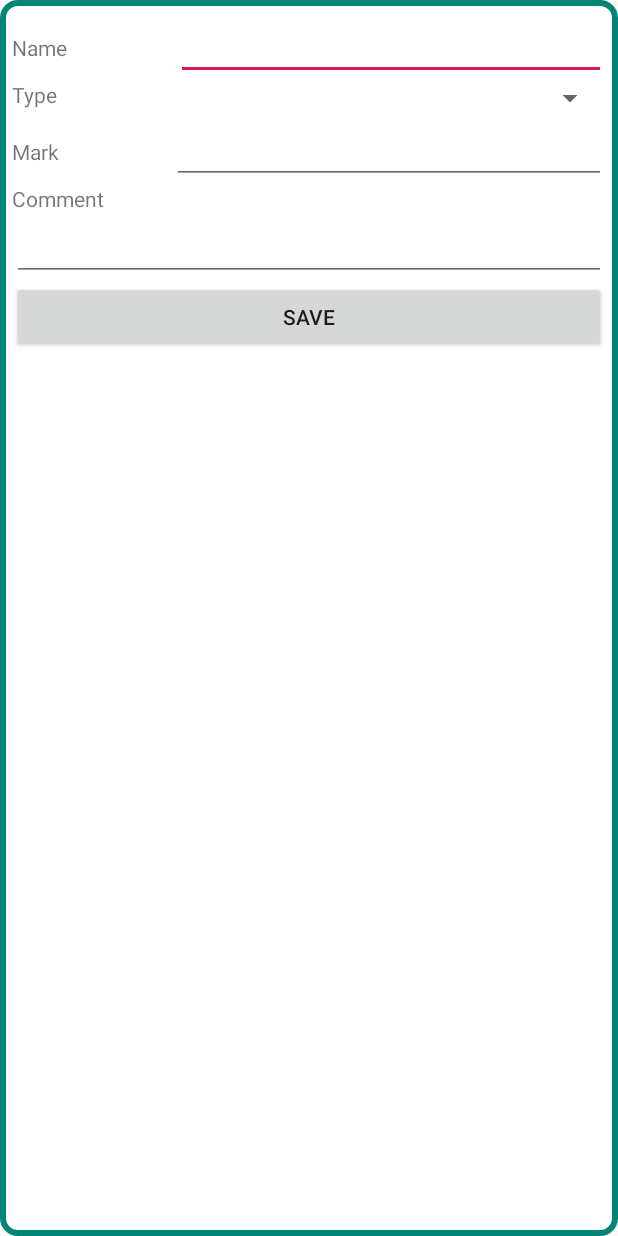
After one commit to Kapibarabanka/AlcoDiary, an Android app: the layout pop_up_add_drink.xml on its own in the app's theme, with its tools: preview values and no code run, on a phone screen of 412 x 824 dp. The commit adds this screen. Run offline under Robolectric (Android 15) with nearby library versions, the phone set to English and light mode, and no system bars.

Commit message:
Added pop-up for adding new drinks.

```diff
--- a/app/src/main/AndroidManifest.xml
+++ b/app/src/main/AndroidManifest.xml
@@ -9,6 +9,9 @@
             android:roundIcon="@mipmap/ic_launcher_round"
             android:supportsRtl="true"
             android:theme="@style/AppTheme">
+        <activity android:name=".drink.AddDrinkPopUp"
+                  android:theme="@style/AppTheme.PopMe"
+        ></activity>
         <activity
                 android:name=".MainActivity"
                 android:label="@string/app_name"
--- a/app/src/main/java/com/alcodiary/ConstatValues.kt
+++ b/app/src/main/java/com/alcodiary/ConstatValues.kt
@@ -7,6 +7,7 @@ import com.alcodiary.drink.DrinkType
 val beer = DrinkType("Beer", 4, 7)
 val wine = DrinkType("Wine", 10, 17)
 val vodka = DrinkType("Vodka", 37, 42)
+val allDrinkTypes = listOf(beer, wine, vodka)
 
 //Drinks
 val beers = listOf(
--- /dev/null
+++ b/app/src/main/java/com/alcodiary/drink/AddDrinkPopUp.kt
@@ -0,0 +1,48 @@
+package com.alcodiary.drink
+
+import android.support.v7.app.AppCompatActivity
+import android.os.Bundle
+import android.util.DisplayMetrics
+import android.view.View
+import android.widget.AdapterView
+import android.widget.ArrayAdapter
+import com.alcodiary.R
+import com.alcodiary.allDrinkTypes
+import kotlinx.android.synthetic.main.pop_up_add_drink.*
+
+
+class AddDrinkPopUp : AppCompatActivity() {
+
+    override fun onCreate(savedInstanceState: Bundle?) {
+        super.onCreate(savedInstanceState)
+        setContentView(R.layout.pop_up_add_drink)
+
+        val dm = DisplayMetrics()
+        windowManager.defaultDisplay.getMetrics(dm)
+
+        val width: Int = (dm.widthPixels * 0.7).toInt()
+        val height: Int = (dm.heightPixels * 0.7).toInt()
+
+        window.setLayout(width, height)
+
+        val drinkTypeAdapter = ArrayAdapter<DrinkType>(this, android.R.layout.simple_spinner_item, allDrinkTypes)
+        drinkTypeAdapter.setDropDownViewResource(android.R.layout.simple_spinner_item)
+        typeSpinner?.adapter = drinkTypeAdapter
+        typeSpinner?.onItemSelectedListener = object : AdapterView.OnItemSelectedListener{
+            override fun onNothingSelected(parent: AdapterView<*>?) {
+
+            }
+
+            override fun onItemSelected(parent: AdapterView<*>?, view: View?, position: Int, id: Long)  {
+                onDrinkTypeSelected(parent, view, position, id)
+            }
+        }
+
+
+    }
+
+    fun onDrinkTypeSelected(parent: AdapterView<*>?, view: View?, position: Int, id: Long) {
+
+    }
+
+}
--- a/app/src/main/java/com/alcodiary/drink/DrinkType.kt
+++ b/app/src/main/java/com/alcodiary/drink/DrinkType.kt
@@ -3,4 +3,8 @@ package com.alcodiary.drink
 class DrinkType(val name: String, val minAlco: Int, val maxAlco: Int) {
     val defaultAlco: Int
         get() = (this.minAlco + this.maxAlco) / 2
+
+    override fun toString(): String {
+        return name
+    }
 }
--- a/app/src/main/java/com/alcodiary/drink/DrinksFragment.kt
+++ b/app/src/main/java/com/alcodiary/drink/DrinksFragment.kt
@@ -1,11 +1,13 @@
 package com.alcodiary.drink
 
+import android.content.Intent
 import android.os.Bundle
 import android.support.v4.app.Fragment
 import android.support.v7.widget.LinearLayoutManager
 import android.view.LayoutInflater
 import android.view.View
 import android.view.ViewGroup
+import android.widget.Toast
 import com.alcodiary.R
 import com.alcodiary.allDrinks
 import kotlinx.android.synthetic.main.fragment_drinks.*
@@ -31,6 +33,14 @@ class DrinksFragment : Fragment() {
             // set the custom adapter to the RecyclerView
             adapter = DrinkListAdapter(allDrinks)
         }
+        fabAddDrink.setOnClickListener {innerView ->
+            onFabAddDrinkClicked(innerView)
+        }
+    }
+
+    fun onFabAddDrinkClicked (view: View) {
+        val intent = Intent(activity?.applicationContext, AddDrinkPopUp::class.java)
+        startActivity(intent)
     }
 
     companion object {
--- /dev/null
+++ b/app/src/main/res/drawable/pop_bg.xml
@@ -0,0 +1,10 @@
+<?xml version="1.0" encoding="utf-8"?>
+<shape xmlns:android="http://schemas.android.com/apk/res/android">
+    <stroke
+            android:width="4dp"
+            android:color="@color/colorPrimary"/>
+
+    <solid android:color="#FFFFFF"/>
+    <corners
+            android:radius="10dp"/>
+</shape>
--- a/app/src/main/res/layout/fragment_drinks.xml
+++ b/app/src/main/res/layout/fragment_drinks.xml
@@ -2,6 +2,7 @@
 <RelativeLayout
         xmlns:android="http://schemas.android.com/apk/res/android"
         xmlns:app="http://schemas.android.com/apk/res-auto"
+        android:id="@+id/fragment_drink_layout"
         android:layout_width="match_parent"
         android:layout_height="match_parent">
 
--- /dev/null
+++ b/app/src/main/res/layout/pop_up_add_drink.xml
@@ -0,0 +1,78 @@
+<?xml version="1.0" encoding="utf-8"?>
+<android.support.constraint.ConstraintLayout
+        xmlns:android="http://schemas.android.com/apk/res/android"
+        xmlns:tools="http://schemas.android.com/tools"
+        xmlns:app="http://schemas.android.com/apk/res-auto"
+        android:id="@+id/add_drink_pop_up"
+        android:layout_width="match_parent"
+        android:layout_height="match_parent"
+        android:background="@drawable/pop_bg"
+        tools:context="com.alcodiary.drink.AddDrinkPopUp" android:layout_gravity="center">
+    <LinearLayout
+            android:orientation="vertical"
+            android:layout_width="0dp"
+            android:layout_height="0dp"
+            android:id="@+id/linearLayout"
+            android:layout_marginBottom="8dp"
+            app:layout_constraintBottom_toBottomOf="parent" android:layout_marginTop="8dp"
+            app:layout_constraintTop_toTopOf="parent" app:layout_constraintStart_toStartOf="parent"
+            android:layout_marginLeft="8dp" android:layout_marginStart="8dp" app:layout_constraintEnd_toEndOf="parent"
+            android:layout_marginEnd="8dp" android:layout_marginRight="8dp">
+        <LinearLayout
+                android:orientation="horizontal"
+                android:layout_width="match_parent"
+                android:layout_height="wrap_content" android:id="@+id/nameRow">
+            <TextView
+                    android:text="Name"
+                    android:layout_width="wrap_content"
+                    android:layout_height="wrap_content" android:id="@+id/nameLabel" android:layout_weight="1"/>
+            <EditText
+                    android:layout_width="wrap_content"
+                    android:layout_height="wrap_content"
+                    android:inputType="textPersonName"
+                    android:ems="10"
+                    android:id="@+id/nameText" android:layout_weight="1"/>
+        </LinearLayout>
+        <LinearLayout
+                android:orientation="horizontal"
+                android:layout_width="match_parent"
+                android:layout_height="wrap_content" android:id="@+id/typeRow">
+            <TextView
+                    android:text="Type"
+                    android:layout_width="103dp"
+                    android:layout_height="wrap_content" android:id="@+id/typeLabel" android:layout_weight="1"/>
+            <Spinner
+                    android:layout_width="match_parent"
+                    android:layout_height="wrap_content" android:id="@+id/typeSpinner" android:layout_weight="1"/>
+        </LinearLayout>
+        <LinearLayout
+                android:orientation="horizontal"
+                android:layout_width="match_parent"
+                android:layout_height="wrap_content" android:id="@+id/markRow">
+            <TextView
+                    android:text="Mark"
+                    android:layout_width="wrap_content"
+                    android:layout_height="wrap_content" android:id="@+id/markLabel" android:layout_weight="1"/>
+            <EditText
+                    android:layout_width="wrap_content"
+                    android:layout_height="wrap_content"
+                    android:inputType="numberDecimal"
+                    android:ems="10"
+                    android:id="@+id/markText" android:layout_weight="1"/>
+        </LinearLayout>
+        <TextView
+                android:text="Comment"
+                android:layout_width="wrap_content"
+                android:layout_height="wrap_content" android:id="@+id/commentLabel"/>
+        <EditText
+                android:layout_width="match_parent"
+                android:layout_height="wrap_content"
+                android:inputType="textMultiLine"
+                android:ems="10"
+                android:id="@+id/commentText"/>
+        <Button
+                android:text="SAVE"
+                android:layout_width="match_parent"
+                android:layout_height="wrap_content" android:id="@+id/button"/>
+    </LinearLayout>
+</android.support.constraint.ConstraintLayout>
--- a/app/src/main/res/values-v21/styles.xml
+++ b/app/src/main/res/values-v21/styles.xml
@@ -4,4 +4,8 @@
         <item name="windowNoTitle">true</item>
         <item name="android:statusBarColor">@android:color/transparent</item>
     </style>
+    <style name="AppTheme.PopMe" parent="AppTheme.NoActionBar">
+        <item name="android:windowIsTranslucent">true</item>
+        <item name="android:windowCloseOnTouchOutside">true</item>
+    </style>
 </resources>
--- a/app/src/main/res/values/styles.xml
+++ b/app/src/main/res/values/styles.xml
@@ -14,4 +14,9 @@
     <style name="AppTheme.AppBarOverlay" parent="ThemeOverlay.AppCompat.Dark.ActionBar"/>
     <style name="AppTheme.PopupOverlay" parent="ThemeOverlay.AppCompat.Light"/>
 
+    <style name="AppTheme.PopMe" parent="AppTheme.NoActionBar">
+        <item name="android:windowIsTranslucent">true</item>
+        <item name="android:windowCloseOnTouchOutside">true</item>
+    </style>
+
 </resources>
```
